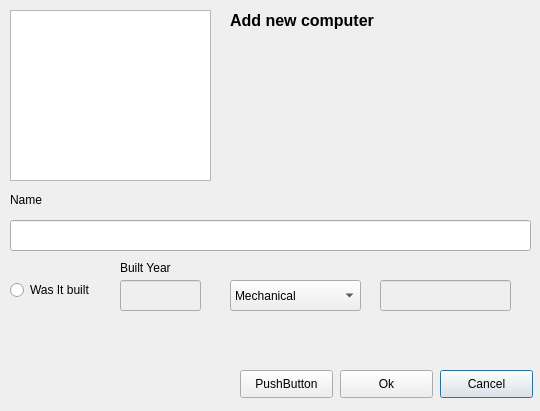
gudmundurb/H22, file addcomputerdialog.ui: the form before one commit.
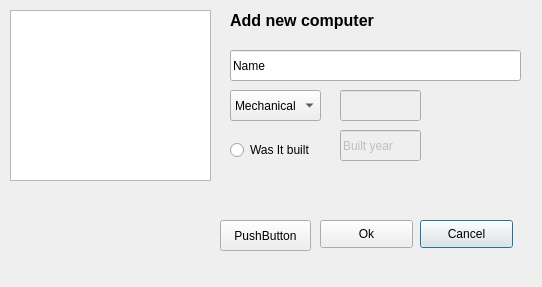
The form after the commit.

Diff of the .ui file:
```diff
--- a/addcomputerdialog.ui
+++ b/addcomputerdialog.ui
@@ -6,8 +6,8 @@
    <rect>
     <x>0</x>
     <y>0</y>
-    <width>540</width>
-    <height>411</height>
+    <width>542</width>
+    <height>287</height>
    </rect>
   </property>
   <property name="windowTitle">
@@ -16,39 +16,16 @@
   <widget class="QLineEdit" name="InputComputerName">
    <property name="geometry">
     <rect>
-     <x>10</x>
-     <y>220</y>
-     <width>521</width>
+     <x>230</x>
+     <y>50</y>
+     <width>291</width>
      <height>31</height>
-    </rect>
-   </property>
-  </widget>
-  <widget class="QLabel" name="TitleomputerName">
-   <property name="geometry">
-    <rect>
-     <x>10</x>
-     <y>190</y>
-     <width>111</width>
-     <height>20</height>
     </rect>
    </property>
    <property name="text">
     <string>Name</string>
    </property>
   </widget>
-  <widget class="QLabel" name="BuiltYear">
-   <property name="geometry">
-    <rect>
-     <x>120</x>
-     <y>260</y>
-     <width>53</width>
-     <height>16</height>
-    </rect>
-   </property>
-   <property name="text">
-    <string>Built Year</string>
-   </property>
-  </widget>
   <widget class="QGraphicsView" name="addComputerPicture">
    <property name="geometry">
     <rect>
@@ -65,19 +42,22 @@
    </property>
    <property name="geometry">
     <rect>
-     <x>120</x>
-     <y>280</y>
+     <x>340</x>
+     <y>130</y>
      <width>81</width>
      <height>31</height>
     </rect>
    </property>
+   <property name="text">
+    <string>Built year</string>
+   </property>
   </widget>
   <widget class="QComboBox" name="TypeDropDown">
    <property name="geometry">
     <rect>
      <x>230</x>
-     <y>280</y>
-     <width>131</width>
+     <y>90</y>
+     <width>91</width>
      <height>31</height>
     </rect>
    </property>
@@ -110,8 +90,8 @@
   <widget class="QPushButton" name="Cancel">
    <property name="geometry">
     <rect>
-     <x>440</x>
-     <y>370</y>
+     <x>420</x>
+     <y>220</y>
      <width>93</width>
      <height>28</height>
     </rect>
@@ -123,10 +103,10 @@
   <widget class="QPushButton" name="pushButton_3">
    <property name="geometry">
     <rect>
-     <x>240</x>
-     <y>370</y>
-     <width>93</width>
-     <height>28</height>
+     <x>220</x>
+     <y>220</y>
+     <width>91</width>
+     <height>31</height>
     </rect>
    </property>
    <property name="text">
@@ -136,8 +116,8 @@
   <widget class="QPushButton" name="C_add_ok">
    <property name="geometry">
     <rect>
-     <x>340</x>
-     <y>370</y>
+     <x>320</x>
+     <y>220</y>
      <width>93</width>
      <height>28</height>
     </rect>
@@ -149,8 +129,8 @@
   <widget class="QRadioButton" name="RadioWasBuilt">
    <property name="geometry">
     <rect>
-     <x>10</x>
-     <y>280</y>
+     <x>230</x>
+     <y>140</y>
      <width>95</width>
      <height>20</height>
     </rect>
@@ -178,9 +158,9 @@
    </property>
    <property name="geometry">
     <rect>
-     <x>380</x>
-     <y>280</y>
-     <width>131</width>
+     <x>340</x>
+     <y>90</y>
+     <width>81</width>
      <height>31</height>
     </rect>
    </property>
```
